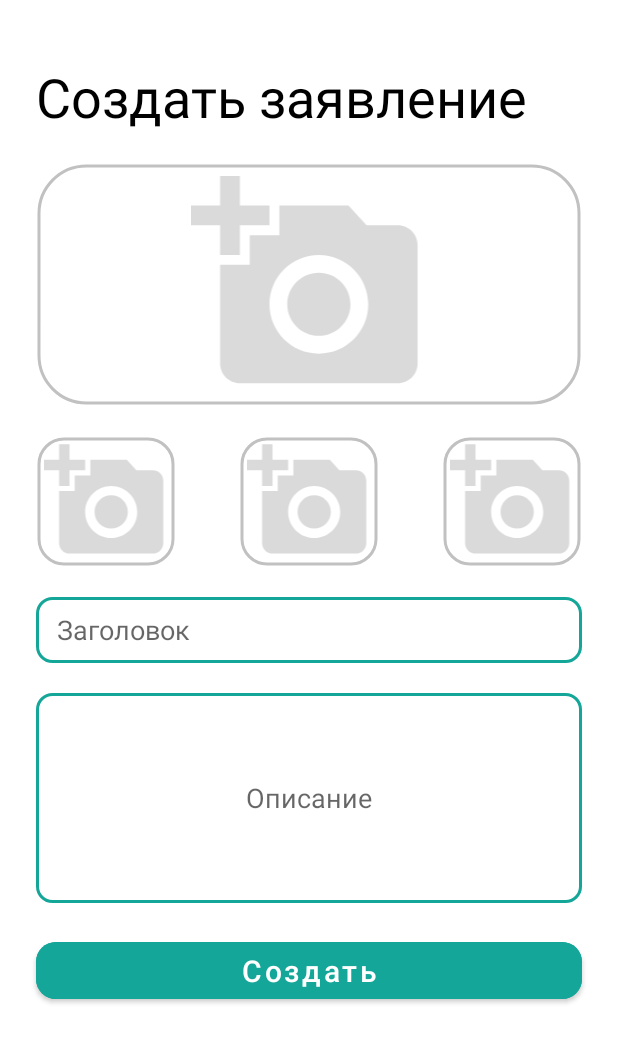
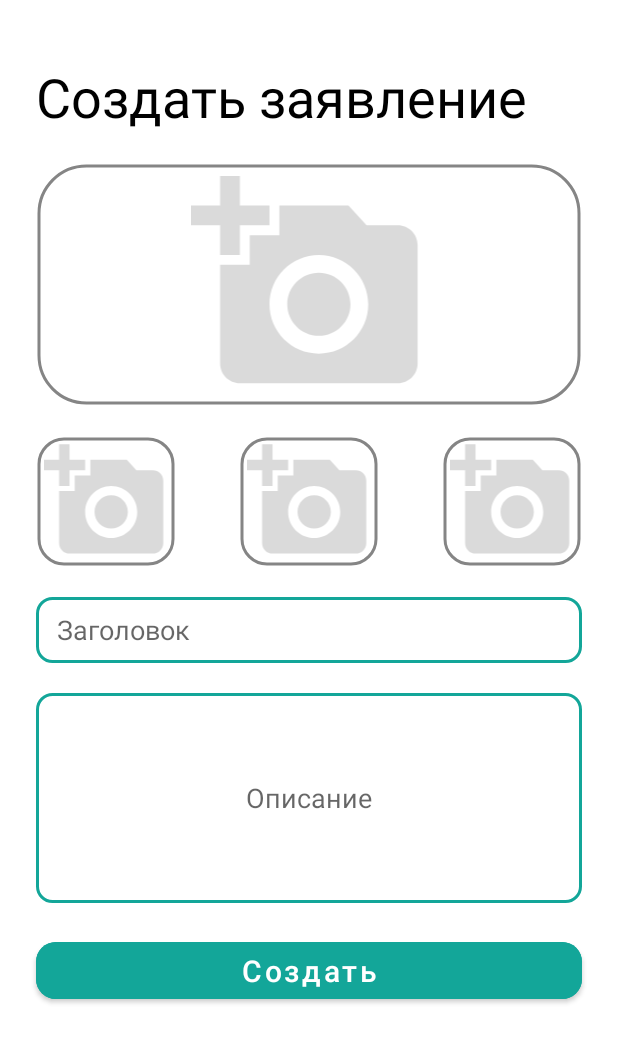
Before and after one commit to Gleb-max/HabitTrackerVkSirius, an Android app: the fragment CreateRequestFragment shown on its own in the app's theme, on a phone screen of 412 x 824 dp. Shown: the top 1043 px of the screen. Run offline under Robolectric (Android 15) with nearby library versions, the phone set to English and light mode, and no system bars; Roboto replaces fonts that are not available here.

```diff
--- a/app/src/main/res/values/colors.xml
+++ b/app/src/main/res/values/colors.xml
@@ -7,7 +7,6 @@
     <color name="teal_700">#FF018786</color>
     <color name="black">#FF000000</color>
     <color name="white">#FFFFFFFF</color>
-    <color name="gray">#C1C1C1</color>
     <color name="secondary_grey">#858585</color>
 
     <color name="gray">#858585</color>
```
